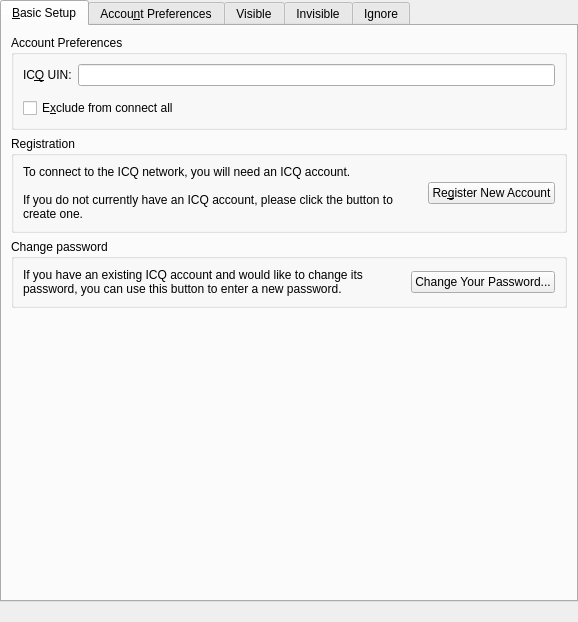
KDE/kopete, file protocols/oscar/icq/ui/icqeditaccountui.ui: the form before one commit.
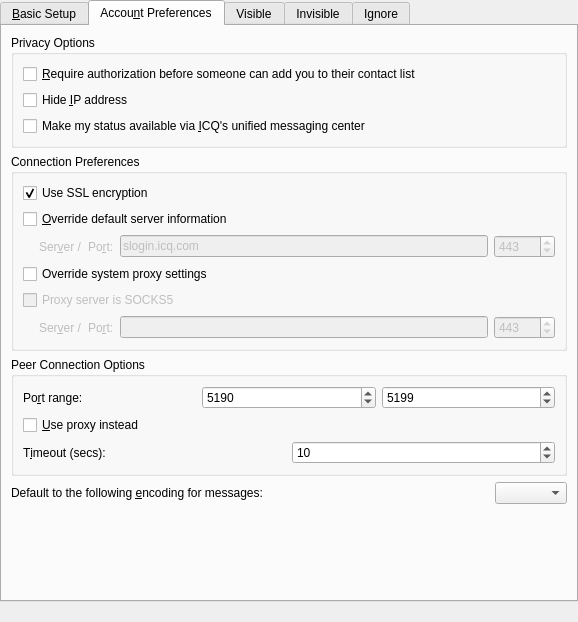
The form after the commit. The open tabs and pages were chosen to show the change. Custom widgets are drawn as their Qt base class.

Diff of the .ui file:
```diff
--- a/protocols/oscar/icq/ui/icqeditaccountui.ui
+++ b/protocols/oscar/icq/ui/icqeditaccountui.ui
@@ -213,7 +213,7 @@
        </item>
       </layout>
      </widget>
-     <widget class="QWidget" name="tab">
+     <widget class="QWidget" name="tab_2">
       <attribute name="title">
        <string comment="@title:tab">Accou&amp;nt Preferences</string>
       </attribute>
@@ -225,7 +225,7 @@
         <number>9</number>
        </property>
        <item>
-        <widget class="QGroupBox" name="groupBox_4">
+        <widget class="QGroupBox" name="groupBox_5">
          <property name="title">
           <string>Privacy Options</string>
          </property>
```
